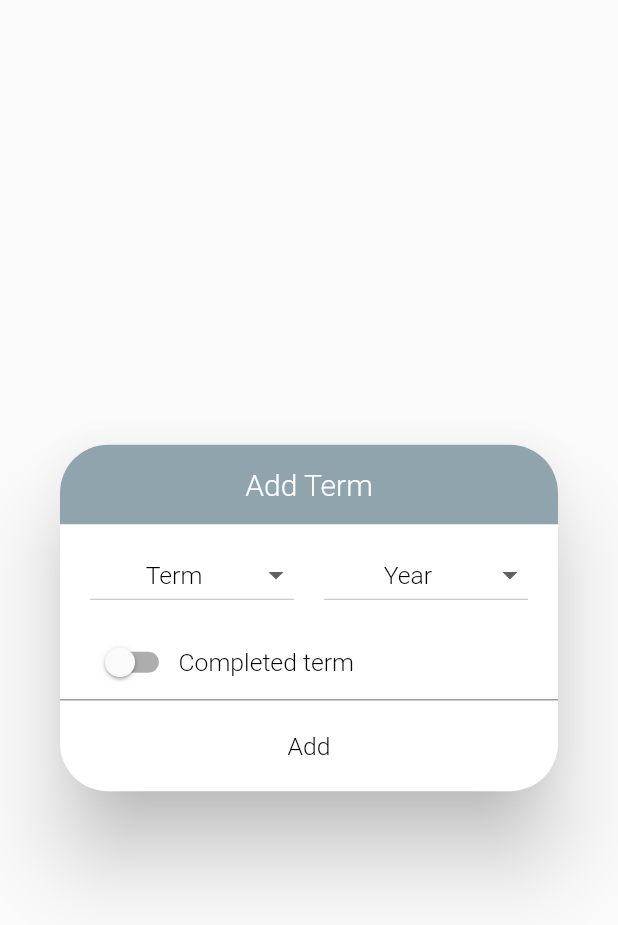
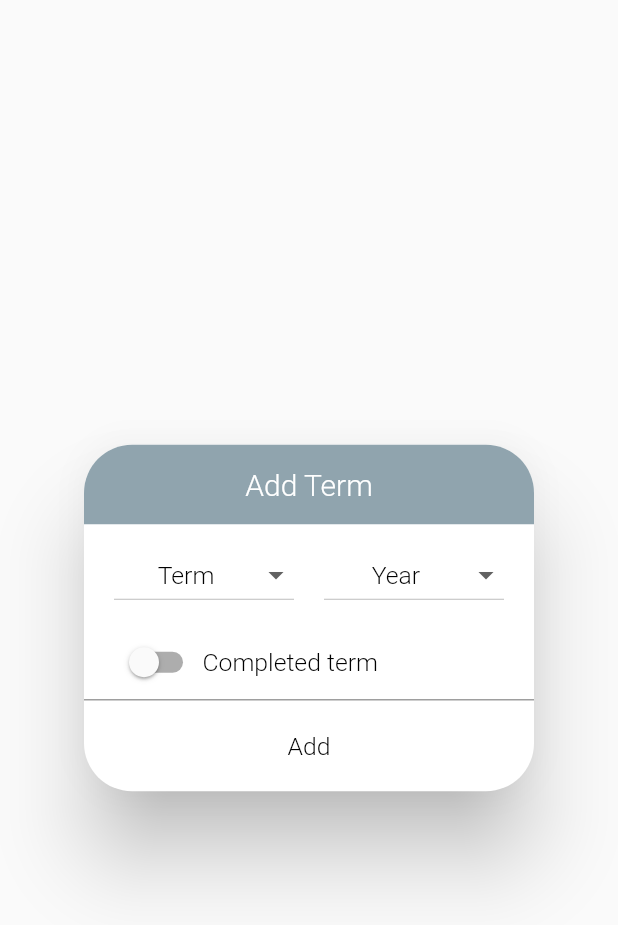
Before and after one commit to rabaraaaron/Gradebook, a Flutter app: the NewTerm widget shown alone on an empty page, opened directly with empty values, on a phone screen of 412 x 824 dp. Shown: the top 925 px of the screen. Run offline on Flutter 3.47's test engine with Material 2 defaults, Android fonts, the phone set to English and light mode, and no system bars; our stand-ins replace cloud_firestore, firebase_auth, firebase_core, flushbar, flutter_datetime_picker, flutter_local_notifications and 8 more; missing offline and left inert: dart:ffi; accounts and stored records are empty; Roboto replaces fonts that are missing (TextStyle).

Commit message:
Fixed the issue where alertDialog box gets render flex overflow.

```diff
--- a/gradebook/lib/pages/Term/NewTerm.dart
+++ b/gradebook/lib/pages/Term/NewTerm.dart
@@ -141,19 +141,5 @@ class _NewTermState extends State<NewTerm> {
 
     return CustomDialog(title: 'Add Term', context: context, form: form, button: addButton).show();
 
-      AlertDialog(
-      title: Column(children: [
-        Text("Add Term",
-          style: Theme.of(context).textTheme.headline4,
-        ),
-        Divider(color: Theme.of(context).dividerColor),
-      ],),
-        content: SizedBox(
-          child: form,
-          width: 100,
-          height: 145,
-        ),
-      actions: [addButton],
-    );
   }
 }
--- a/gradebook/lib/utils/customDialog.dart
+++ b/gradebook/lib/utils/customDialog.dart
@@ -1,4 +1,6 @@
 import 'package:flutter/material.dart';
+import 'package:sizer/sizer.dart';
+
 
 class CustomDialog{
   String title;
@@ -15,8 +17,10 @@ class CustomDialog{
       shape: RoundedRectangleBorder(
           borderRadius: BorderRadius.all(Radius.circular(32.0))),
       contentPadding: EdgeInsets.only(top: 0.0),
-      content: Container(
-        width: 3300.0,
+      content: SingleChildScrollView(
+        child: Container(
+          //width: 20.0,
+          //height: MediaQuery.of(context).size.height*.3,
           child: Column(
             //mainAxisAlignment: MainAxisAlignment.start,
             crossAxisAlignment: CrossAxisAlignment.stretch,
@@ -54,6 +58,7 @@ class CustomDialog{
             ],
           ),
         ),
+      ),
     );
 
   }
--- a/gradebook/pubspec.yaml
+++ b/gradebook/pubspec.yaml
@@ -42,6 +42,7 @@ dependencies:
   cloud_firestore: ^1.0.3
   flushbar: ^1.10.4
   intl: ^0.17.0
+  sizer: ^1.1.8
 
 
 dev_dependencies:
```
Also changed, not shown: gradebook/lib/pages/Term/TermOptions.dart (+3 -19 lines), gradebook/pubspec.lock. Lines whose indentation alone changed are shown as unchanged.
